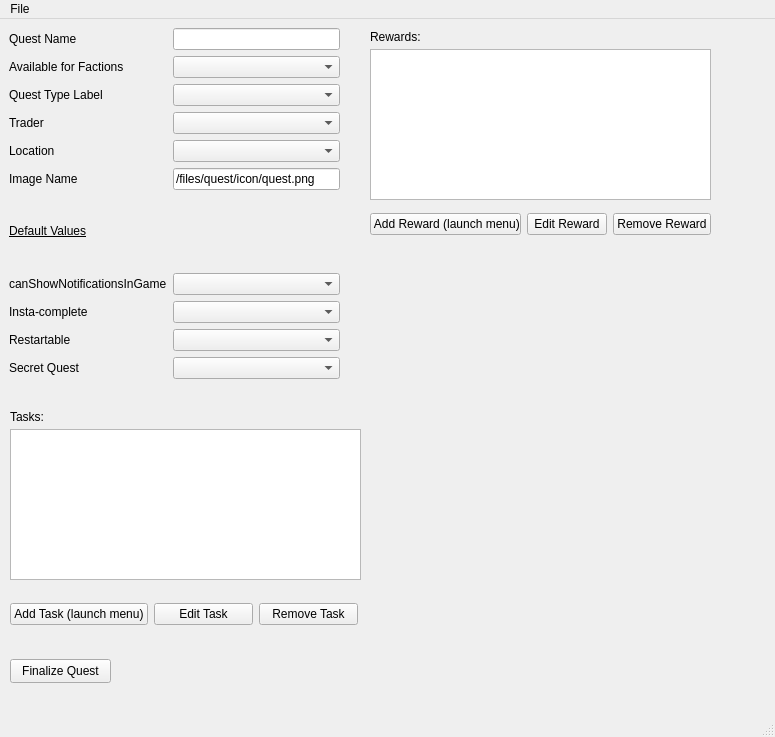
This is src/gui_Quests.ui in ThePi1/SPT-Trader-Builder as Qt 5 draws it before an edit. The edited form follows.
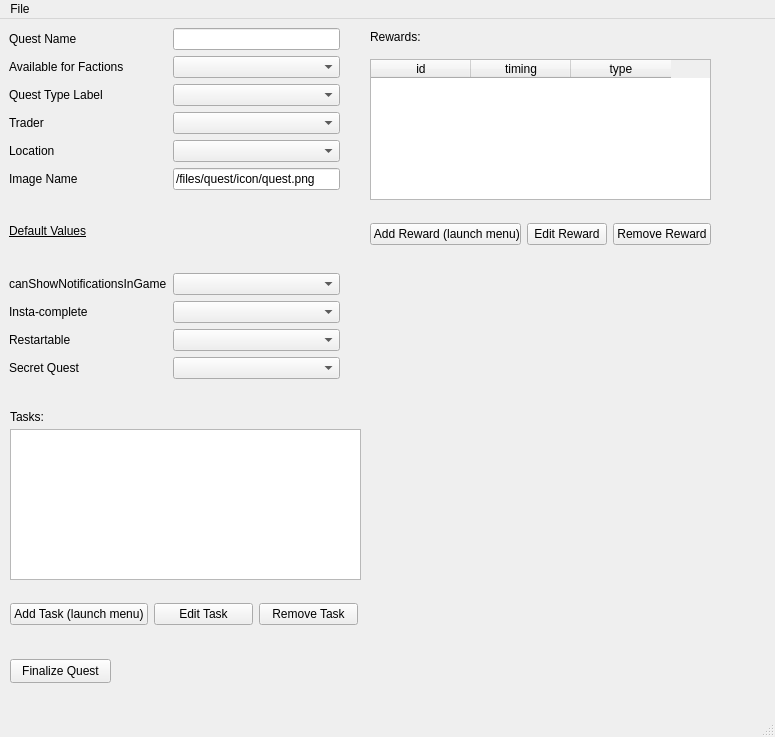
This is the edited form.

Commit message: Framework for tables (inc. single column)

```diff
--- a/src/gui_Quests.ui
+++ b/src/gui_Quests.ui
@@ -183,21 +183,11 @@
      </rect>
     </property>
    </widget>
-   <widget class="QListWidget" name="list_rewards">
-    <property name="geometry">
-     <rect>
-      <x>370</x>
-      <y>30</y>
-      <width>341</width>
-      <height>151</height>
-     </rect>
-    </property>
-   </widget>
    <widget class="QWidget" name="gridLayoutWidget_4">
     <property name="geometry">
      <rect>
       <x>370</x>
-      <y>180</y>
+      <y>190</y>
       <width>341</width>
       <height>51</height>
      </rect>
@@ -265,6 +255,37 @@
      <string>Tasks:</string>
     </property>
    </widget>
+   <widget class="QTableWidget" name="tb_rewards">
+    <property name="geometry">
+     <rect>
+      <x>370</x>
+      <y>40</y>
+      <width>341</width>
+      <height>141</height>
+     </rect>
+    </property>
+    <property name="sizePolicy">
+     <sizepolicy hsizetype="Maximum" vsizetype="Expanding">
+      <horstretch>0</horstretch>
+      <verstretch>0</verstretch>
+     </sizepolicy>
+    </property>
+    <column>
+     <property name="text">
+      <string>id</string>
+     </property>
+    </column>
+    <column>
+     <property name="text">
+      <string>timing</string>
+     </property>
+    </column>
+    <column>
+     <property name="text">
+      <string>type</string>
+     </property>
+    </column>
+   </widget>
   </widget>
   <widget class="QMenuBar" name="menubar">
    <property name="geometry">
```
The commit also changes 4 other files.
